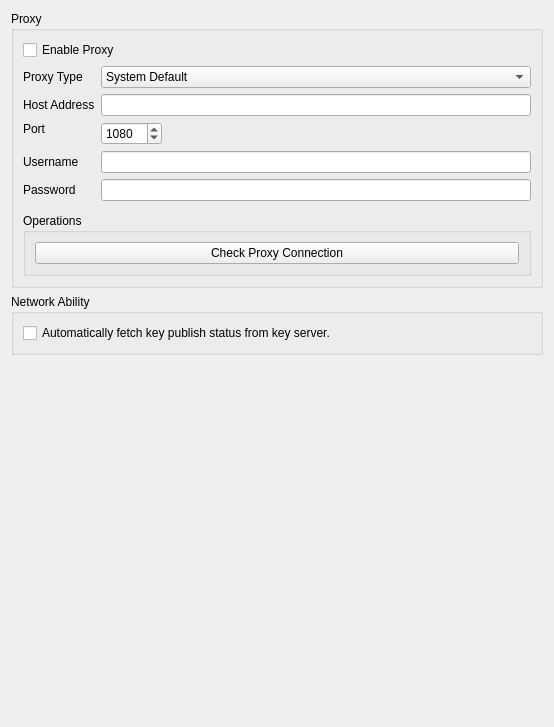
Above: ui/NetworkSettings.ui from saturneric/GpgFrontend before the change. Below: the same form after it.
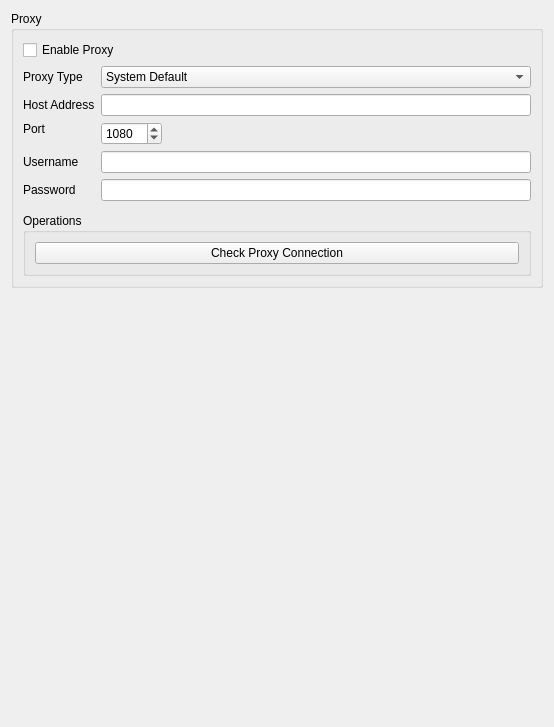
That is the form after the change.

Commit message:
refactor(ui): remove obsolete settings controls
- remove IM encryption options from appearance settings
- remove public key sync button from the key list
- remove automatic key status fetching from network settings

What changed in the file:
```diff
--- a/ui/NetworkSettings.ui
+++ b/ui/NetworkSettings.ui
@@ -208,26 +208,6 @@
        </layout>
       </widget>
      </item>
-     <item>
-      <widget class="QGroupBox" name="capabilityGroupBox">
-       <property name="title">
-        <string>Network Ability</string>
-       </property>
-       <layout class="QGridLayout" name="gridLayout_3">
-        <item row="2" column="0">
-         <layout class="QVBoxLayout" name="verticalLayout_3">
-          <item>
-           <widget class="QCheckBox" name="autoFetchKeyPublishStatusCheckBox">
-            <property name="text">
-             <string>Automatically fetch key publish status from key server.</string>
-            </property>
-           </widget>
-          </item>
-         </layout>
-        </item>
-       </layout>
-      </widget>
-     </item>
      <item>
       <spacer name="verticalSpacer">
        <property name="orientation">
```
The commit also changes 2 other files.
